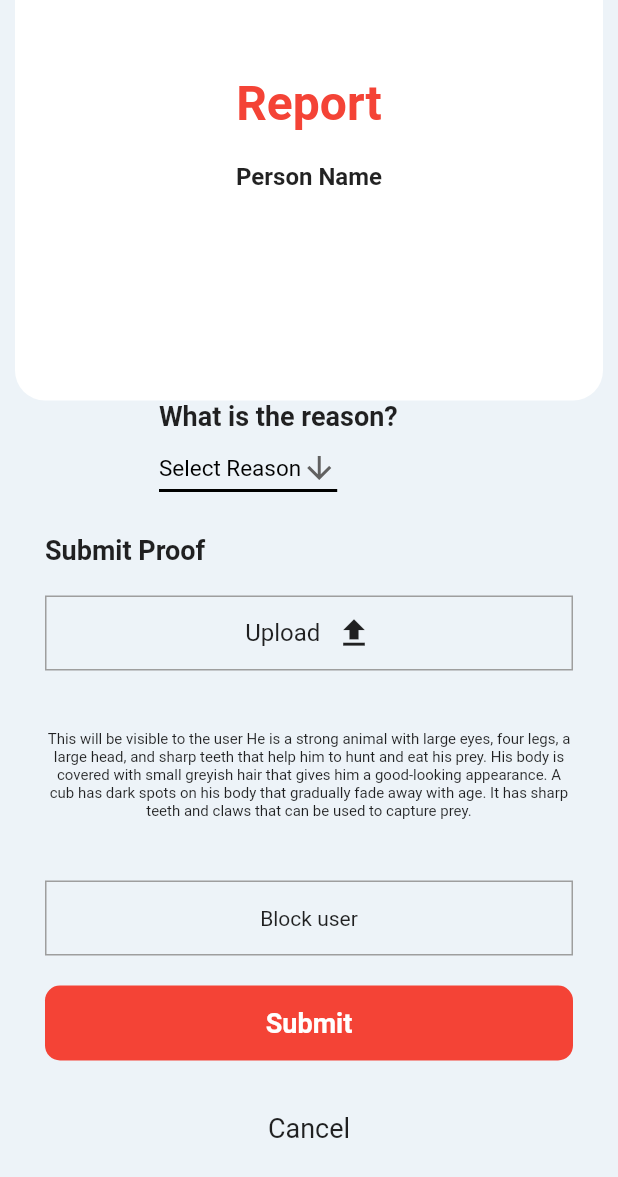
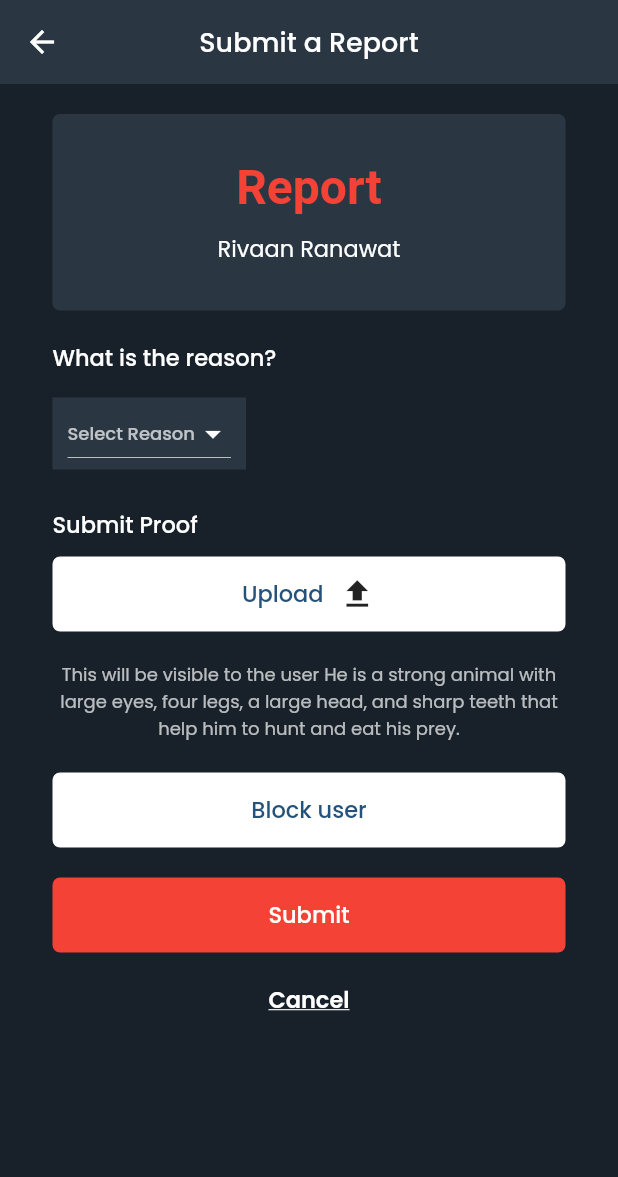
Before and after one commit to chamidu48/SafeHere, a Flutter app: the ReportScreen screen opened directly, on a phone screen of 412 x 824 dp. Shown: the top 1177 px of the screen. Run offline on Flutter 3.47's test engine with Material 2 defaults, Android fonts, the phone set to English and light mode, and no system bars; our stand-ins replace country_picker, flutter_svg, google_fonts, google_nav_bar, pin_code_text_field; missing offline and left inert: dart:ffi.

Commit message:
report screen iu finalized.

```diff
--- a/lib/features/auth/screens/otpverify_screen.dart
+++ b/lib/features/auth/screens/otpverify_screen.dart
@@ -93,7 +93,7 @@ import '../../../widgets/custom_button.dart';
                            ),
                            SizedBox(height: 30,),
                            filledButton((){
-                           Navigator.popAndPushNamed(context, '/getuserinfo');
+                           Navigator.popAndPushNamed(context, '/verify');
                            }, 'Verify', Colors.white, primaryColor)
                          ],
                        ),
--- /dev/null
+++ b/lib/features/auth/screens/verify_stepper.dart
@@ -0,0 +1,19 @@
+import 'package:flutter/material.dart';
+
+class DocumentVerify extends StatefulWidget {
+  const DocumentVerify({Key? key}) : super(key: key);
+
+  @override
+  _DocumentVerifyState createState() => _DocumentVerifyState();
+}
+
+class _DocumentVerifyState extends State<DocumentVerify> {
+  @override
+  Widget build(BuildContext context) {
+    return Scaffold(
+      appBar: AppBar(
+        title: Text('document verify'),
+      ),
+    );
+  }
+}
--- a/lib/features/user/user_view.dart
+++ b/lib/features/user/user_view.dart
@@ -193,7 +193,9 @@ class _UserViewState extends State<UserView> {
                         SizedBox(height: 5,),
                         ElevatedButton.icon(
                           icon:Icon(Icons.report_gmailerrorred_outlined),
-                          onPressed: (){},
+                          onPressed: (){
+                            Navigator.pushNamed(context, '/reportscreen');
+                          },
                           style: ElevatedButton.styleFrom(
                               backgroundColor: Colors.red,
                               minimumSize: Size(double.infinity, 40),
--- a/lib/main.dart
+++ b/lib/main.dart
@@ -7,12 +7,14 @@ import 'package:google_fonts/google_fonts.dart';
 import 'package:safehere/features/auth/screens/login_screen.dart';
 import 'package:safehere/features/auth/screens/otpverify_screen.dart';
 import 'package:safehere/features/auth/screens/user_info_screen.dart';
+import 'package:safehere/features/auth/screens/verify_stepper.dart';
 import 'package:safehere/features/chat/screens/chat_screen.dart';
 import 'package:safehere/features/landing/screens/landing_screen.dart';
 import 'package:safehere/screens/calls.dart';
 import 'package:safehere/screens/groups.dart';
 import 'package:safehere/screens/home_screen.dart';
 import 'package:safehere/screens/messages.dart';
+import 'package:safehere/screens/report_screen.dart';
 import 'package:safehere/screens/settings.dart';
 import 'package:safehere/widgets/custom_button.dart';
 import 'package:flutter_svg/flutter_svg.dart';
@@ -49,7 +51,9 @@ class MyApp extends StatelessWidget {
         '/settings':(context)=>Settings(),
         '/chatscreen':(context)=>ChatScreen(),
         '/useredit':(context)=>UserEdit(),
-        '/userview':(context)=>UserView()
+        '/userview':(context)=>UserView(),
+        '/reportscreen':(context)=>ReportScreen(),
+        '/verify':(context)=>DocumentVerify()
       },
     );
   }
--- a/lib/screens/report_screen.dart
+++ b/lib/screens/report_screen.dart
@@ -1,6 +1,7 @@
 import 'package:flutter/material.dart';
 import 'package:safehere/colors.dart';
 import 'package:safehere/global_styles.dart';
+import 'package:safehere/info.dart';
 import 'package:safehere/widgets/buttons.dart';
 class ReportScreen extends StatefulWidget {
   const ReportScreen({Key? key}) : super(key: key);
@@ -14,22 +15,23 @@ class _ReportScreenState extends State<ReportScreen> {
 
   Widget build(BuildContext context){
     return Scaffold(
-      backgroundColor: myColorScheme[50],
-      body:SafeArea(
-        child: Padding(
-          padding: const EdgeInsets.symmetric(horizontal: 10),
-          child: Column(
-            children: <Widget>[
+      appBar: AppBar(
+        backgroundColor: appbarColor1,
+        title: Text('Submit a Report',style: appbartext,),
+        centerTitle: true,
+        elevation: 0,
+      ),
+      backgroundColor: bodyColor1,
+      body: SafeArea(
+        child: ListView(
+          padding: EdgeInsets.symmetric(horizontal: 35,vertical: 20),
+          children: [
             Container(
-
               decoration: BoxDecoration(
-                  color: Colors.white,
-                  borderRadius: BorderRadius.only(
-                    bottomLeft: Radius.circular(20),
-                    bottomRight: Radius.circular(20),
+                  color: appbarColor1,
+                  borderRadius: BorderRadius.circular(5)
               ),
-                ),
-                padding: EdgeInsets.all(50),
+              padding: EdgeInsets.symmetric(vertical: 30),
               child: Center(
                 child: Column(
                     mainAxisAlignment: MainAxisAlignment.center,
@@ -43,85 +45,75 @@ class _ReportScreenState extends State<ReportScreen> {
                         ),
                       ),
                       SizedBox(
-                          height: 20,
+                        height: 10,
                       ),
                       Text(
-                          'Person Name',
-                          style: TextStyle(
-                            fontSize: 16,
-                            fontWeight: FontWeight.bold,
-                          ),
-                        ),
-                        SizedBox(
-                          height: 90,
+                          info[0]['name'].toString(),
+                        style: subtitle
                       ),
                     ]
                 ),
               ),
             ),
+            SizedBox(height: 20,),
             Container(
-            width: 200,
               child: Column(
                 crossAxisAlignment: CrossAxisAlignment.start,
                 children: [
                   Text(
                     "What is the reason?",
-                  style: TextStyle(
-                    fontSize: 18,
-                    fontWeight: FontWeight.bold,
+                    style: subtitlebold
                   ),
-                ),
-                DropdownButton<String>(
+                  Container(
+                    margin: EdgeInsets.symmetric(vertical: 15,),
+                    padding: EdgeInsets.symmetric(horizontal: 10),
+                    color: appbarColor1,
+                    child: DropdownButton<String>(
                       value: dropdownValue,
-                  icon: Icon(Icons.arrow_downward),
+                      icon: Icon(Icons.arrow_drop_down),
                       iconSize: 24,
                       elevation: 16,
-                  style: TextStyle(
-                      color: Colors.black,
-                      fontSize: 15
-                  ),
-                  underline: Container(
-                    height: 2,
-                    color: Colors.black,
-                  ),
+                      style: textfieldfilled,
                       onChanged: (String? newValue){
                         setState(() {
                           dropdownValue = newValue!;
                         });
                       },
+                      dropdownColor: appbarColor1,
                       items: <String>['Select Reason','Option 1', 'Option 2']
                           .map<DropdownMenuItem<String>>((String value) {
                         return DropdownMenuItem<String>(
                           value: value,
-                      child: Text(value),
+                          child: Text(value,style: textfieldfilled,),
                         );
                       }).toList(),
+                      iconEnabledColor: Colors.white,
+                    ),
                   ),
                 ],
               ),
             ),
-              Expanded(
-                  child: Container(
-                    padding: EdgeInsets.all(20),
-                    alignment: Alignment.topLeft,
-                    child: Column(
+            SizedBox(height: 10,),
+            Column(
               crossAxisAlignment: CrossAxisAlignment.start,
               children: <Widget>[
                 Text(
                   'Submit Proof',
-                          style: TextStyle(
-                            fontSize: 18,
-                            fontWeight: FontWeight.bold,
-                          ),
+                  style: subtitlebold
                 ),
                 SizedBox(
-                          height: 20,
+                  height: 10,
                 ),
-                        Container(
+                InkWell(
+                  onTap: (){
+                    print('upload');
+                  },
+                  child: Container(
                     width: double.infinity,
                     height: 50,
                     decoration: BoxDecoration(
-                            border: Border.all(color: Colors.grey),
+                      color: Colors.white,
+                      borderRadius: BorderRadius.circular(5)
                     ),
                     child: Center(
                       child: Row(
@@ -129,9 +121,7 @@ class _ReportScreenState extends State<ReportScreen> {
                         children: <Widget>[
                           Text(
                             'Upload',
-                                  style: TextStyle(
-                                      fontSize: 16
-                                  ),
+                            style: buttonwhite
                           ),
                           SizedBox(
                             width: 10,
@@ -144,22 +134,31 @@ class _ReportScreenState extends State<ReportScreen> {
                       ),
                     ),
                   ),
+                ),
                 SizedBox(
                   height: 20,
                 ),
-                        Container(
+                Text(
+                  'This will be visible to the user He is a strong animal with large eyes,'
+                      ' four legs, a large head, and sharp teeth that help him to hunt and eat his prey.',
+                  textAlign: TextAlign.center,
+                  style: cardSubtitle
+                ),
+                SizedBox(
+                  height: 20,
+                ),
+                InkWell(
+                  onTap: (){print('blocked');},
+                  child: Container(
                     width: double.infinity,
-                          height: 100,
+                    height: 50,
+                    decoration: BoxDecoration(
+                      color: Colors.white,
+                      borderRadius: BorderRadius.circular(5),
+                    ),
                     child: Center(
                       child: Text(
-                              'This will be visible to the user He is a strong animal with large eyes,'
-                                  ' four legs, a large head, and sharp teeth that help him to hunt and eat his prey.'
-                                  ' His body is covered with small greyish hair that gives him a good-looking appearance.'
-                                  ' A cub has dark spots on his body that gradually fade away with age.'
-                                  ' It has sharp teeth and claws that can be used to capture prey.',
-                              textAlign: TextAlign.center,
-                              style: TextStyle(
-                                fontSize: 10,
+                          'Block user',style: buttonwhite,
                       ),
                     ),
                   ),
@@ -167,35 +166,19 @@ class _ReportScreenState extends State<ReportScreen> {
                 SizedBox(
                   height: 20,
                 ),
-                        Container(
-                          width: double.infinity,
-                          height: 50,
-                          decoration: BoxDecoration(
-                            border: Border.all(color: Colors.grey),
-                          ),
-                          child: Center(
-                            child: Text(
-                                'Block user'
-                            ),
-                          ),
-                        ),
-                        SizedBox(
-                          height: 20,
-                        ),
-                        Container(
+                InkWell(
+                  onTap: (){print('reported');},
+                  child: Container(
                     width: double.infinity,
                     height: 50,
                     decoration: BoxDecoration(
                       color: Colors.red,
-                            borderRadius: BorderRadius.circular(10),
+                      borderRadius: BorderRadius.circular(5),
                     ),
                     child: Center(
                       child: Text(
                         'Submit',
-                              style: TextStyle(
-                                color: Colors.white,
-                                fontSize: 18,
-                                fontWeight: FontWeight.bold,
+                        style: buttonblue
                       ),
                     ),
                   ),
@@ -203,29 +186,21 @@ class _ReportScreenState extends State<ReportScreen> {
                 SizedBox(
                   height: 20,
                 ),
-                        Container(
-                          width: double.infinity,
-                          height: 50,
-                          child: Center(
+                Center(
                   child: InkWell(
                     onTap: () {
-                                // Perform action on tap
+                       print('cancelled');
                     },
                     child: Text(
                       'Cancel',
-                                style: TextStyle(
-                                  fontSize: 18,
-                                ),
-                              ),
+                      style: textbutton
                     ),
                   ),
                 ),
               ],
-                    ),
-                  ))
+            )
           ],
-          ),
-        ),
+        )
       )
     );
   }
--- a/lib/widgets/buttons.dart
+++ b/lib/widgets/buttons.dart
@@ -1,4 +1,5 @@
 import 'package:flutter/cupertino.dart';
+import 'package:flutter/material.dart';
 import 'package:flutter/material.dart';
 import 'package:google_fonts/google_fonts.dart';
 
```
Lines whose indentation alone changed are shown as unchanged.
